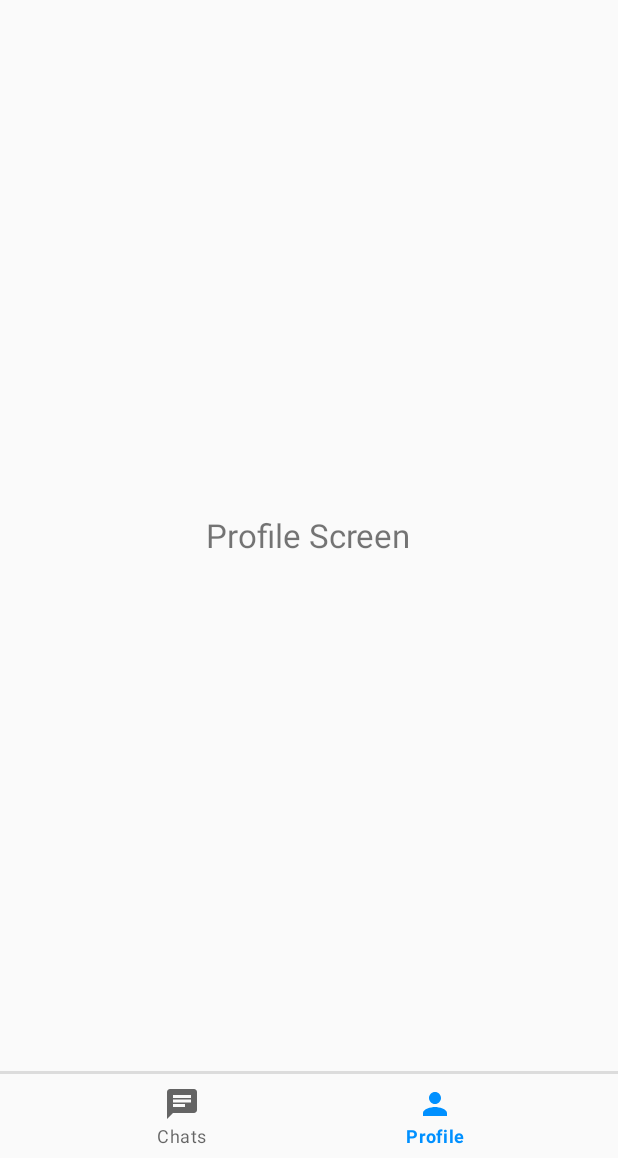
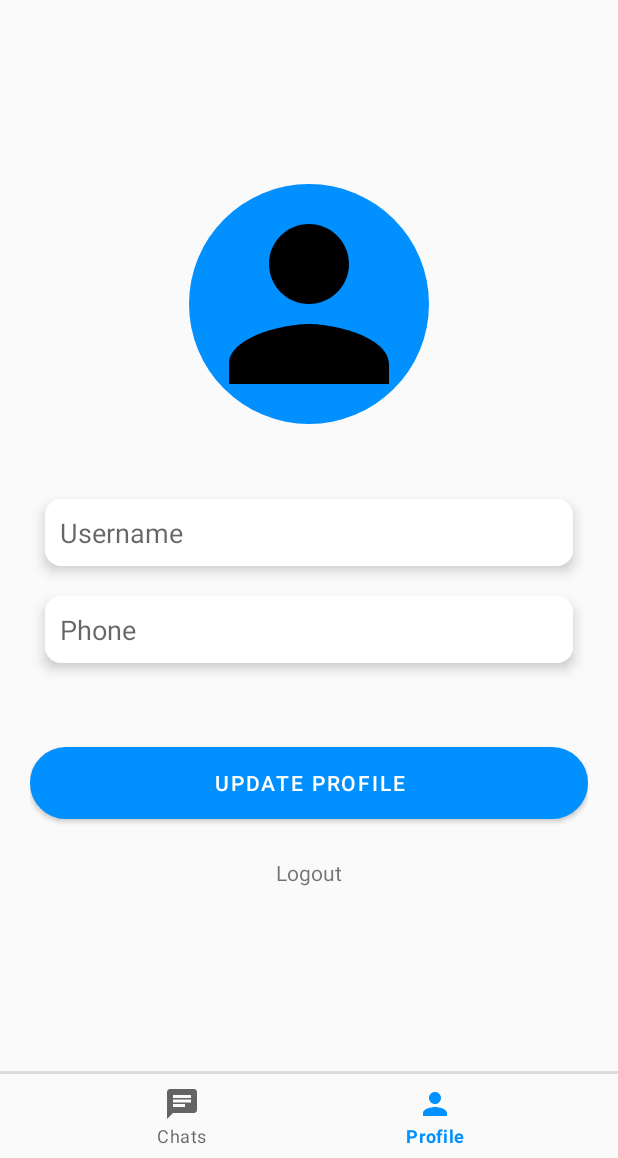
Before and after one commit to Md-Nur-A-Alam/BChat, an Android app: the screen it shows after launch once a user with an empty profile is signed in (MainActivity), item 2 of the bottom bar chosen, on a phone screen of 412 x 824 dp, the part 78-1236 px from its top. Run offline under Robolectric (Android 15) with nearby library versions, the phone set to English and light mode, and no system bars; our stand-ins replace Firebase (no records; nobody signed in at launch, a user with empty details on screens opened directly); 3 statements that could not run were skipped.

Commit message:
Frofile update and logout feature added

```diff
--- a/app/src/main/java/com/example/b_chat/ProfileFragment.java
+++ b/app/src/main/java/com/example/b_chat/ProfileFragment.java
@@ -1,5 +1,6 @@
 package com.example.b_chat;
 
+import android.content.Intent;
 import android.os.Bundle;
 
 import androidx.fragment.app.Fragment;
@@ -7,9 +8,25 @@ import androidx.fragment.app.Fragment;
 import android.view.LayoutInflater;
 import android.view.View;
 import android.view.ViewGroup;
+import android.widget.Button;
+import android.widget.EditText;
+import android.widget.ImageView;
+import android.widget.ProgressBar;
+import android.widget.TextView;
+
+import com.example.b_chat.model.UserModel;
+import com.example.b_chat.utils.AndroidUtil;
+import com.example.b_chat.utils.FirebaseUtil;
 
 public class ProfileFragment extends Fragment {
 
+    ImageView profilePic;
+    EditText usernameInput;
+    EditText phoneInput;
+    Button updateProfileBtn;
+    ProgressBar progressBar;
+    TextView logoutBtn;
+    UserModel currentUserModel;
 
     public ProfileFragment() {
         // Required empty public constructor
@@ -19,6 +36,80 @@ public class ProfileFragment extends Fragment {
     public View onCreateView(LayoutInflater inflater, ViewGroup container,
                              Bundle savedInstanceState) {
         // Inflate the layout for this fragment
-        return inflater.inflate(R.layout.fragment_profile, container, false);
+        View view = inflater.inflate(R.layout.fragment_profile, container, false);
+        profilePic = view.findViewById(R.id.profile_image_view);
+        usernameInput = view.findViewById(R.id.profile_username);
+        phoneInput = view.findViewById(R.id.profile_phone);
+        updateProfileBtn = view.findViewById(R.id.profle_update_btn);
+        progressBar = view.findViewById(R.id.profile_progress_bar);
+        logoutBtn = view.findViewById(R.id.logout_btn);
+
+        getUserData();
+
+        updateProfileBtn.setOnClickListener((v -> {
+            updateBtnClick();
+        }));
+
+        logoutBtn.setOnClickListener((v)->{
+            FirebaseUtil.logout();
+            Intent intent = new Intent(getContext(),SplashActivity.class);
+            intent.setFlags(Intent.FLAG_ACTIVITY_NEW_TASK | Intent.FLAG_ACTIVITY_CLEAR_TASK);
+            startActivity(intent);
+        });
+
+        return view;
+    }
+
+    void updateBtnClick(){
+        String newUsername = usernameInput.getText().toString();
+        if(newUsername.isEmpty() || newUsername.length()<3){
+            usernameInput.setError("Username length should be at least 3 chars");
+            return;
+        }
+        currentUserModel.setUsername(newUsername);
+        setInProgress(true);
+        updateToFirestore();
+
+    }
+
+    void updateToFirestore(){
+        FirebaseUtil.currentUserDetails().set(currentUserModel)
+                .addOnCompleteListener(task -> {
+                    setInProgress(false);
+                    if(task.isSuccessful()){
+                        AndroidUtil.showToast(getContext(),"Updated successfully");
+                    }else{
+                        AndroidUtil.showToast(getContext(),"Updated failed");
+                    }
+                });
+    }
+
+    void getUserData(){
+        setInProgress(true);
+
+        FirebaseUtil.getCurrentProfilePicStorageRef().getDownloadUrl()
+                .addOnCompleteListener(task -> {
+                    if(task.isSuccessful()){
+                        Uri uri  = task.getResult();
+                        AndroidUtil.setProfilePic(getContext(),uri,profilePic);
+                    }
+                });
+
+        FirebaseUtil.currentUserDetails().get().addOnCompleteListener(task -> {
+            setInProgress(false);
+            currentUserModel = task.getResult().toObject(UserModel.class);
+            usernameInput.setText(currentUserModel.getUsername());
+            phoneInput.setText(currentUserModel.getPhone());
+        });
+    }
+
+    void setInProgress(boolean inProgress){
+        if(inProgress){
+            progressBar.setVisibility(View.VISIBLE);
+            updateProfileBtn.setVisibility(View.GONE);
+        }else{
+            progressBar.setVisibility(View.GONE);
+            updateProfileBtn.setVisibility(View.VISIBLE);
+        }
     }
 }
--- a/app/src/main/res/layout/fragment_profile.xml
+++ b/app/src/main/res/layout/fragment_profile.xml
@@ -1,15 +1,73 @@
 <?xml version="1.0" encoding="utf-8"?>
-<RelativeLayout xmlns:android="http://schemas.android.com/apk/res/android"
+<LinearLayout xmlns:android="http://schemas.android.com/apk/res/android"
     xmlns:tools="http://schemas.android.com/tools"
     android:layout_width="match_parent"
     android:layout_height="match_parent"
-    tools:context=".ProfileFragment">
+    tools:context=".ProfileFragment"
+    android:orientation="vertical"
+    android:gravity="center"
+    android:layout_margin="20dp">
+
+    <ImageView
+        android:layout_width="160dp"
+        android:layout_height="160dp"
+        android:background="@drawable/circular_bg"
+        android:backgroundTint="@color/my_primary"
+        android:src="@drawable/person_icon"
+        android:scaleType="centerCrop"
+        android:layout_marginBottom="40dp"
+        android:id="@+id/profile_image_view"/>
+
+    <EditText
+        android:layout_width="match_parent"
+        android:layout_height="wrap_content"
+        android:padding="10dp"
+        android:hint="Username"
+        android:inputType="text"
+        android:layout_margin="10dp"
+        android:background="@drawable/edit_text_rounded_corner"
+        android:elevation="5dp"
+        android:id="@+id/profile_username"
+        />
+    <EditText
+        android:layout_width="match_parent"
+        android:layout_height="wrap_content"
+        android:padding="10dp"
+        android:hint="Phone"
+        android:inputType="text"
+        android:layout_margin="10dp"
+        android:background="@drawable/edit_text_rounded_corner"
+        android:elevation="5dp"
+        android:enabled="false"
+        android:id="@+id/profile_phone"
+        />
+
+    <LinearLayout
+        android:layout_width="match_parent"
+        android:layout_height="100dp"
+        android:gravity="center_vertical"
+        android:layout_marginTop="20dp"
+        android:orientation="vertical">
+        <Button
+            android:layout_width="match_parent"
+            android:layout_height="wrap_content"
+            android:background="@drawable/btn_rounded_corner"
+            android:text="Update profile"
+            android:id="@+id/profle_update_btn"/>
+        <ProgressBar
+            android:layout_width="32dp"
+            android:layout_height="wrap_content"
+            android:indeterminateTint="@color/my_primary"
+            android:layout_gravity="center"
+            android:id="@+id/profile_progress_bar"/>
+    </LinearLayout>
 
     <TextView
         android:layout_width="wrap_content"
         android:layout_height="wrap_content"
-        android:text="Profile Screen"
-        android:textSize="22sp"
-        android:layout_centerInParent="true"/>
+        android:text="Logout"
+        android:id="@+id/logout_btn"/>
 
-</RelativeLayout>
+
+
+</LinearLayout>
```
